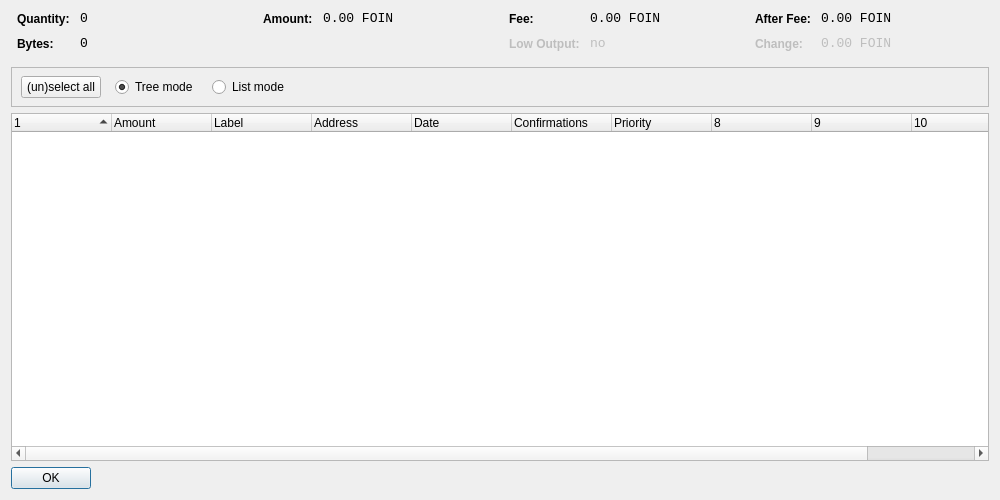
Above: src/qt/forms/coincontroldialog.ui from foinio/foin before the change. Below: the same form after it.
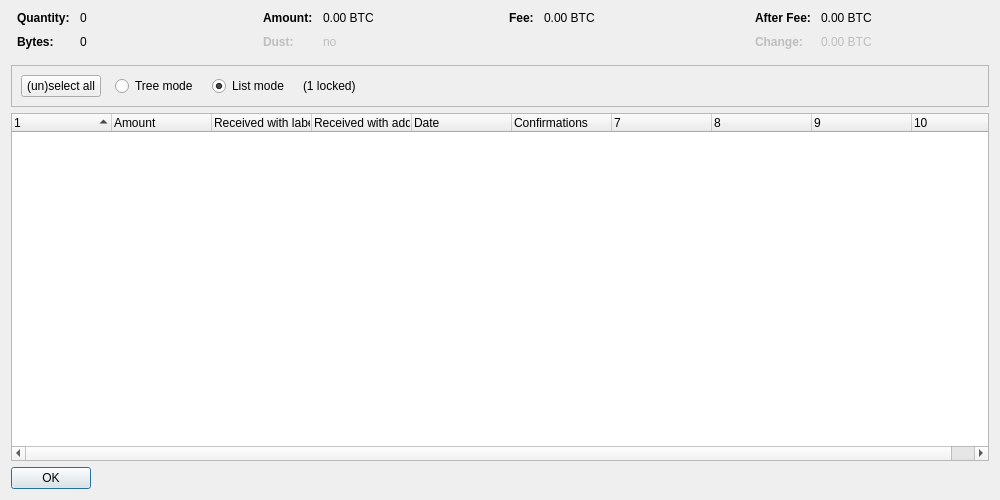
That is the form after the change. Custom widgets are drawn as their Qt base class.

```diff
--- a/src/qt/forms/coincontroldialog.ui
+++ b/src/qt/forms/coincontroldialog.ui
@@ -38,8 +38,11 @@
        </property>
        <item row="0" column="0">
         <widget class="QLabel" name="labelCoinControlQuantityText">
-         <property name="styleSheet">
-          <string notr="true">font-weight:bold;</string>
+         <property name="font">
+          <font>
+           <weight>75</weight>
+           <bold>true</bold>
+          </font>
          </property>
          <property name="text">
           <string>Quantity:</string>
@@ -48,12 +51,6 @@
        </item>
        <item row="0" column="1">
         <widget class="QLabel" name="labelCoinControlQuantity">
-         <property name="font">
-          <font>
-           <family>Monospace</family>
-           <pointsize>10</pointsize>
-          </font>
-         </property>
          <property name="cursor">
           <cursorShape>IBeamCursor</cursorShape>
          </property>
@@ -70,8 +67,11 @@
        </item>
        <item row="1" column="0">
         <widget class="QLabel" name="labelCoinControlBytesText">
-         <property name="styleSheet">
-          <string notr="true">font-weight:bold;</string>
+         <property name="font">
+          <font>
+           <weight>75</weight>
+           <bold>true</bold>
+          </font>
          </property>
          <property name="text">
           <string>Bytes:</string>
@@ -80,12 +80,6 @@
        </item>
        <item row="1" column="1">
         <widget class="QLabel" name="labelCoinControlBytes">
-         <property name="font">
-          <font>
-           <family>Monospace</family>
-           <pointsize>10</pointsize>
-          </font>
-         </property>
          <property name="cursor">
           <cursorShape>IBeamCursor</cursorShape>
          </property>
@@ -118,8 +112,11 @@
        </property>
        <item row="0" column="0">
         <widget class="QLabel" name="labelCoinControlAmountText">
-         <property name="styleSheet">
-          <string notr="true">font-weight:bold;</string>
+         <property name="font">
+          <font>
+           <weight>75</weight>
+           <bold>true</bold>
+          </font>
          </property>
          <property name="text">
           <string>Amount:</string>
@@ -128,12 +125,41 @@
        </item>
        <item row="0" column="1">
         <widget class="QLabel" name="labelCoinControlAmount">
+         <property name="cursor">
+          <cursorShape>IBeamCursor</cursorShape>
+         </property>
+         <property name="contextMenuPolicy">
+          <enum>Qt::ActionsContextMenu</enum>
+         </property>
+         <property name="text">
+          <string notr="true">0.00 BTC</string>
+         </property>
+         <property name="textInteractionFlags">
+          <set>Qt::LinksAccessibleByMouse|Qt::TextSelectableByKeyboard|Qt::TextSelectableByMouse</set>
+         </property>
+        </widget>
+       </item>
+       <item row="1" column="0">
+        <widget class="QLabel" name="labelCoinControlLowOutputText">
+         <property name="enabled">
+          <bool>false</bool>
+         </property>
          <property name="font">
           <font>
-           <family>Monospace</family>
-           <pointsize>10</pointsize>
+           <weight>75</weight>
+           <bold>true</bold>
           </font>
          </property>
+         <property name="text">
+          <string>Dust:</string>
+         </property>
+        </widget>
+       </item>
+       <item row="1" column="1">
+        <widget class="QLabel" name="labelCoinControlLowOutput">
+         <property name="enabled">
+          <bool>false</bool>
+         </property>
          <property name="cursor">
           <cursorShape>IBeamCursor</cursorShape>
          </property>
@@ -141,7 +167,7 @@
           <enum>Qt::ActionsContextMenu</enum>
          </property>
          <property name="text">
-          <string notr="true">0.00 FOIN</string>
+          <string notr="true">no</string>
          </property>
          <property name="textInteractionFlags">
           <set>Qt::LinksAccessibleByMouse|Qt::TextSelectableByKeyboard|Qt::TextSelectableByMouse</set>
@@ -166,8 +192,11 @@
        </property>
        <item row="0" column="0">
         <widget class="QLabel" name="labelCoinControlFeeText">
-         <property name="styleSheet">
-          <string notr="true">font-weight:bold;</string>
+         <property name="font">
+          <font>
+           <weight>75</weight>
+           <bold>true</bold>
+          </font>
          </property>
          <property name="text">
           <string>Fee:</string>
@@ -176,12 +205,6 @@
        </item>
        <item row="0" column="1">
         <widget class="QLabel" name="labelCoinControlFee">
-         <property name="font">
-          <font>
-           <family>Monospace</family>
-           <pointsize>10</pointsize>
-          </font>
-         </property>
          <property name="cursor">
           <cursorShape>IBeamCursor</cursorShape>
          </property>
@@ -189,45 +212,7 @@
           <enum>Qt::ActionsContextMenu</enum>
          </property>
          <property name="text">
-          <string notr="true">0.00 FOIN</string>
-         </property>
-         <property name="textInteractionFlags">
-          <set>Qt::LinksAccessibleByMouse|Qt::TextSelectableByKeyboard|Qt::TextSelectableByMouse</set>
-         </property>
-        </widget>
-       </item>
-       <item row="1" column="0">
-        <widget class="QLabel" name="labelCoinControlLowOutputText">
-         <property name="enabled">
-          <bool>false</bool>
-         </property>
-         <property name="styleSheet">
-          <string notr="true">font-weight:bold;</string>
-         </property>
-         <property name="text">
-          <string>Low Output:</string>
-         </property>
-        </widget>
-       </item>
-       <item row="1" column="1">
-        <widget class="QLabel" name="labelCoinControlLowOutput">
-         <property name="enabled">
-          <bool>false</bool>
-         </property>
-         <property name="font">
-          <font>
-           <family>Monospace</family>
-           <pointsize>10</pointsize>
-          </font>
-         </property>
-         <property name="cursor">
-          <cursorShape>IBeamCursor</cursorShape>
-         </property>
-         <property name="contextMenuPolicy">
-          <enum>Qt::ActionsContextMenu</enum>
-         </property>
-         <property name="text">
-          <string notr="true">no</string>
+          <string notr="true">0.00 BTC</string>
          </property>
          <property name="textInteractionFlags">
           <set>Qt::LinksAccessibleByMouse|Qt::TextSelectableByKeyboard|Qt::TextSelectableByMouse</set>
@@ -252,8 +237,11 @@
        </property>
        <item row="0" column="0">
         <widget class="QLabel" name="labelCoinControlAfterFeeText">
-         <property name="styleSheet">
-          <string notr="true">font-weight:bold;</string>
+         <property name="font">
+          <font>
+           <weight>75</weight>
+           <bold>true</bold>
+          </font>
          </property>
          <property name="text">
           <string>After Fee:</string>
@@ -262,12 +250,6 @@
        </item>
        <item row="0" column="1">
         <widget class="QLabel" name="labelCoinControlAfterFee">
-         <property name="font">
-          <font>
-           <family>Monospace</family>
-           <pointsize>10</pointsize>
-          </font>
-         </property>
          <property name="cursor">
           <cursorShape>IBeamCursor</cursorShape>
          </property>
@@ -275,7 +257,7 @@
           <enum>Qt::ActionsContextMenu</enum>
          </property>
          <property name="text">
-          <string notr="true">0.00 FOIN</string>
+          <string notr="true">0.00 BTC</string>
          </property>
          <property name="textInteractionFlags">
           <set>Qt::LinksAccessibleByMouse|Qt::TextSelectableByKeyboard|Qt::TextSelectableByMouse</set>
@@ -287,8 +269,11 @@
          <property name="enabled">
           <bool>false</bool>
          </property>
-         <property name="styleSheet">
-          <string notr="true">font-weight:bold;</string>
+         <property name="font">
+          <font>
+           <weight>75</weight>
+           <bold>true</bold>
+          </font>
          </property>
          <property name="text">
           <string>Change:</string>
@@ -300,12 +285,6 @@
          <property name="enabled">
           <bool>false</bool>
          </property>
-         <property name="font">
-          <font>
-           <family>Monospace</family>
-           <pointsize>10</pointsize>
-          </font>
-         </property>
          <property name="cursor">
           <cursorShape>IBeamCursor</cursorShape>
          </property>
@@ -313,7 +292,7 @@
           <enum>Qt::ActionsContextMenu</enum>
          </property>
          <property name="text">
-          <string notr="true">0.00 FOIN</string>
+          <string notr="true">0.00 BTC</string>
          </property>
          <property name="textInteractionFlags">
           <set>Qt::LinksAccessibleByMouse|Qt::TextSelectableByKeyboard|Qt::TextSelectableByMouse</set>
@@ -338,15 +317,8 @@
      <property name="frameShadow">
       <enum>QFrame::Sunken</enum>
      </property>
-     <widget class="QWidget" name="horizontalLayoutWidget">
-      <property name="geometry">
-       <rect>
-        <x>10</x>
-        <y>0</y>
-        <width>781</width>
-        <height>41</height>
-       </rect>
-      </property>
+     <layout class="QHBoxLayout" name="horizontalLayout">
+      <item>
       <layout class="QHBoxLayout" name="horizontalLayoutPanel" stretch="0,0,0,0,0">
        <property name="spacing">
         <number>14</number>
@@ -362,6 +334,9 @@
          <property name="text">
           <string>(un)select all</string>
          </property>
+          <property name="autoDefault">
+           <bool>false</bool>
+          </property>
         </widget>
        </item>
        <item>
@@ -375,9 +350,6 @@
          <property name="text">
           <string>Tree mode</string>
          </property>
-         <property name="checked">
-          <bool>true</bool>
-         </property>
         </widget>
        </item>
        <item>
@@ -391,6 +363,16 @@
          <property name="text">
           <string>List mode</string>
          </property>
+          <property name="checked">
+           <bool>true</bool>
+          </property>
+         </widget>
+        </item>
+        <item>
+         <widget class="QLabel" name="labelLocked">
+          <property name="text">
+           <string notr="true">(1 locked)</string>
+          </property>
         </widget>
        </item>
        <item>
@@ -407,7 +389,8 @@
         </spacer>
        </item>
       </layout>
-     </widget>
+      </item>
+     </layout>
     </widget>
    </item>
    <item>
@@ -419,7 +402,7 @@
       <bool>false</bool>
      </property>
      <property name="columnCount">
-      <number>11</number>
+      <number>10</number>
      </property>
      <attribute name="headerShowSortIndicator" stdset="0">
       <bool>true</bool>
@@ -439,12 +422,12 @@
      </column>
      <column>
       <property name="text">
-       <string>Label</string>
+       <string>Received with label</string>
       </property>
      </column>
      <column>
       <property name="text">
-       <string>Address</string>
+       <string>Received with address</string>
       </property>
      </column>
      <column>
@@ -460,11 +443,6 @@
        <string>Confirmed</string>
       </property>
      </column>
-     <column>
-      <property name="text">
-       <string>Priority</string>
-      </property>
-     </column>
      <column>
       <property name="text">
        <string/>
```
Left out of the diff: 2 changed lines with no effect on the pictures. Lines whose indentation alone changed are shown as unchanged.
